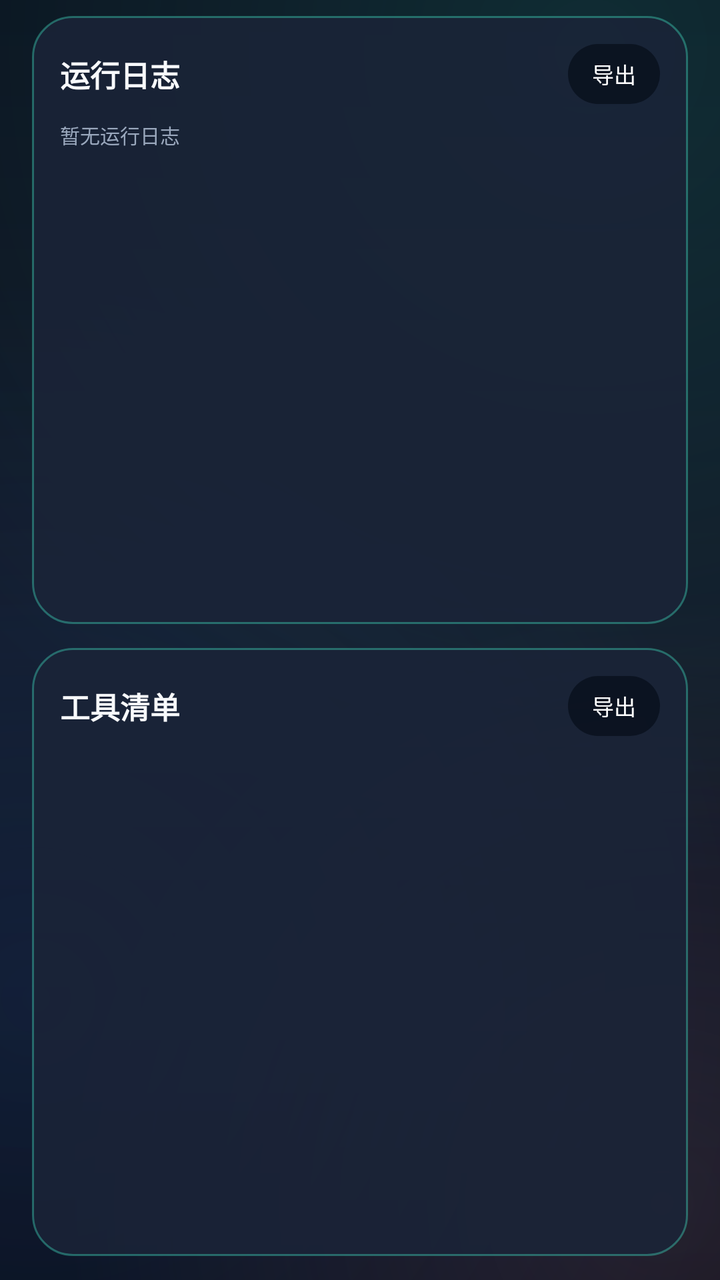
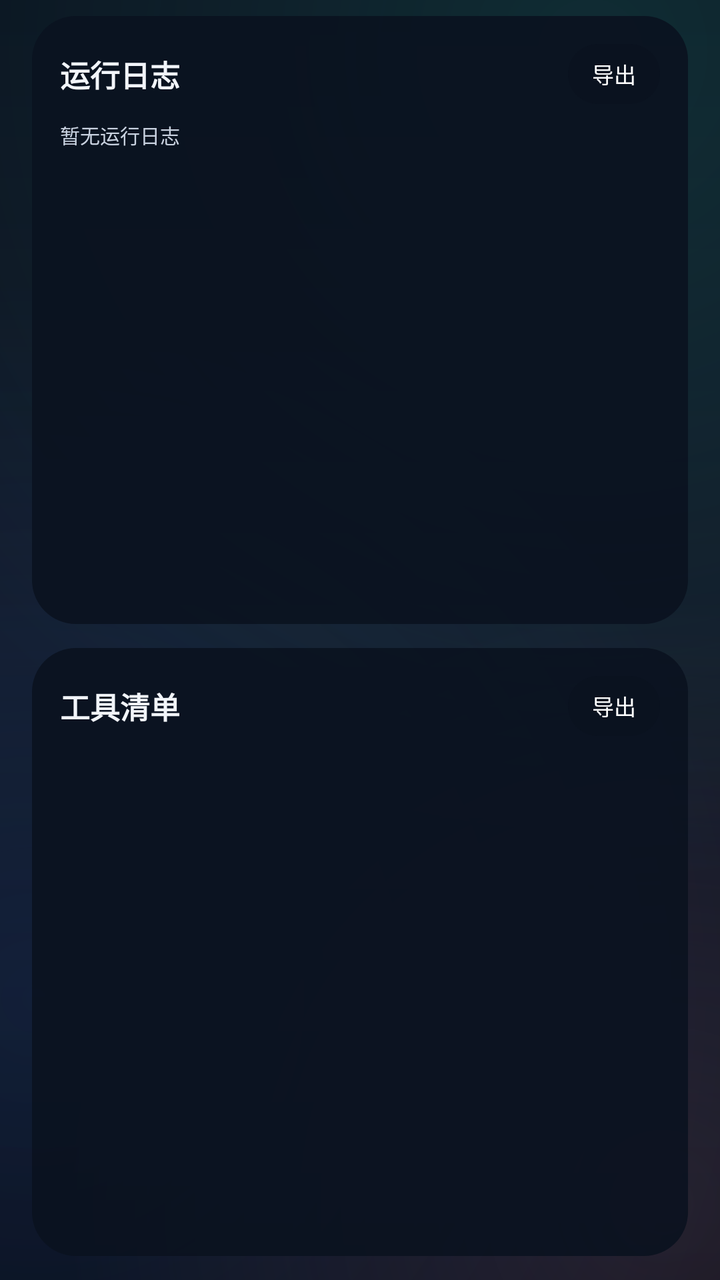

Two renders of the same Android screen: before a commit and after it. Below are the layout's source before the change and the commit's diff.
<!-- AndroidManifest.xml: application theme Theme.Sagittarius -->
<!-- res/layout/fragment_agent_terminal.xml -->
<?xml version="1.0" encoding="utf-8"?>
<LinearLayout xmlns:android="http://schemas.android.com/apk/res/android"
    android:layout_width="match_parent"
    android:layout_height="match_parent"
    android:orientation="vertical"
    android:paddingStart="16dp"
    android:paddingTop="8dp"
    android:paddingEnd="16dp"
    android:paddingBottom="12dp">

    <LinearLayout
        android:id="@+id/cardLogs"
        android:layout_width="match_parent"
        android:layout_height="0dp"
        android:layout_weight="1"
        android:background="@drawable/bg_agent_card"
        android:orientation="vertical"
        android:padding="14dp">

        <LinearLayout
            android:layout_width="match_parent"
            android:layout_height="wrap_content"
            android:gravity="center_vertical"
            android:orientation="horizontal">

            <TextView
                android:layout_width="0dp"
                android:layout_height="wrap_content"
                android:layout_weight="1"
                android:text="@string/agent_terminal_logs_title"
                android:textColor="?attr/blTextPrimary"
                android:textSize="15sp"
                android:textStyle="bold" />

            <TextView
                android:id="@+id/tvLogSummary"
                android:layout_width="wrap_content"
                android:layout_height="wrap_content"
                android:layout_marginEnd="10dp"
                android:textColor="?attr/blTextTertiary"
                android:textSize="10sp" />

            <TextView
                android:id="@+id/btnExportLogs"
                android:layout_width="wrap_content"
                android:layout_height="30dp"
                android:background="@drawable/bg_agent_ink"
                android:gravity="center"
                android:paddingStart="12dp"
                android:paddingEnd="12dp"
                android:text="@string/agent_terminal_export"
                android:textColor="#FFFFFF"
                android:textSize="11sp" />
        </LinearLayout>

        <ScrollView
            android:id="@+id/logScroll"
            android:layout_width="match_parent"
            android:layout_height="0dp"
            android:layout_marginTop="8dp"
            android:layout_weight="1"
            android:overScrollMode="never"
            android:scrollbars="none">

            <TextView
                android:id="@+id/tvLogWindow"
                android:layout_width="match_parent"
                android:layout_height="wrap_content"
                android:fontFamily="monospace"
                android:lineSpacingExtra="2dp"
                android:text="@string/agent_terminal_logs_empty"
                android:textColor="?attr/blTextSecondary"
                android:textSize="10sp" />
        </ScrollView>
    </LinearLayout>

    <LinearLayout
        android:id="@+id/cardTools"
        android:layout_width="match_parent"
        android:layout_height="0dp"
        android:layout_marginTop="12dp"
        android:layout_weight="1"
        android:background="@drawable/bg_agent_card"
        android:orientation="vertical"
        android:padding="14dp">

        <LinearLayout
            android:layout_width="match_parent"
            android:layout_height="wrap_content"
            android:gravity="center_vertical"
            android:orientation="horizontal">

            <TextView
                android:layout_width="0dp"
                android:layout_height="wrap_content"
                android:layout_weight="1"
                android:text="@string/agent_terminal_tools_title"
                android:textColor="?attr/blTextPrimary"
                android:textSize="15sp"
                android:textStyle="bold" />

            <TextView
                android:id="@+id/tvToolSummary"
                android:layout_width="wrap_content"
                android:layout_height="wrap_content"
                android:layout_marginEnd="10dp"
                android:textColor="?attr/blTextTertiary"
                android:textSize="10sp" />

            <TextView
                android:id="@+id/btnExportTools"
                android:layout_width="wrap_content"
                android:layout_height="30dp"
                android:background="@drawable/bg_agent_ink"
                android:gravity="center"
                android:paddingStart="12dp"
                android:paddingEnd="12dp"
                android:text="@string/agent_terminal_export"
                android:textColor="#FFFFFF"
                android:textSize="11sp" />
        </LinearLayout>

        <ScrollView
            android:id="@+id/toolScroll"
            android:layout_width="match_parent"
            android:layout_height="0dp"
            android:layout_marginTop="8dp"
            android:layout_weight="1"
            android:overScrollMode="never"
            android:scrollbars="none">

            <LinearLayout
                android:id="@+id/toolContainer"
                android:layout_width="match_parent"
                android:layout_height="wrap_content"
                android:orientation="vertical" />
        </ScrollView>
    </LinearLayout>
</LinearLayout>
<!-- resources referenced by this layout -->
<resources>
  <!-- drawable bg_agent_card (drawable) -->
  <?xml version="1.0" encoding="utf-8"?>
  <shape xmlns:android="http://schemas.android.com/apk/res/android"
      android:shape="rectangle">
      <solid android:color="?attr/blCardFillTop" />
      <corners android:radius="20dp" />
      <stroke
          android:width="1dp"
          android:color="?attr/blCardStrokeStart" />
  </shape>
  <!-- drawable bg_agent_ink (drawable) -->
  <?xml version="1.0" encoding="utf-8"?>
  <shape xmlns:android="http://schemas.android.com/apk/res/android"
      android:shape="rectangle">
      <solid android:color="#E60B1220" />
      <corners android:radius="22dp" />
  </shape>
  <string name="agent_terminal_export">导出</string>
  <string name="agent_terminal_logs_empty">暂无运行日志</string>
  <string name="agent_terminal_logs_title">运行日志</string>
  <string name="agent_terminal_tools_title">工具清单</string>
  <style name="Theme.Sagittarius" parent="Theme.Sagittarius.Black" />
  <color name="accent_teal">#34E7C4</color>
  <color name="text_primary">#F8FAFC</color>
  <color name="accent_blue">#3B82F6</color>
  <color name="bg_deep_2">#111827</color>
  <color name="surface_card">#B31A2438</color>
  <color name="text_secondary">#9AA8BD</color>
  <color name="bg_deep">#0A0F1D</color>
  <style name="ThemeOverlay.Sagittarius.Dialog" parent="ThemeOverlay.Material3.MaterialAlertDialog">
          <item name="colorSurface">#182134</item>
          <item name="colorOnSurface">@color/text_primary</item>
          <item name="colorPrimary">@color/accent_teal</item>
      </style>
  <!-- drawable bg_input (drawable) -->
  <?xml version="1.0" encoding="utf-8"?>
  <shape xmlns:android="http://schemas.android.com/apk/res/android" android:shape="rectangle">
      <solid android:color="?attr/blInputFill" />
      <corners android:radius="16dp" />
      <stroke android:width="1dp" android:color="?attr/blInputStroke" />
  </shape>
  <!-- drawable bg_search (drawable) -->
  <?xml version="1.0" encoding="utf-8"?>
  <shape xmlns:android="http://schemas.android.com/apk/res/android" android:shape="rectangle">
      <solid android:color="?attr/blInputFill" />
      <corners android:radius="16dp" />
      <stroke android:width="1dp" android:color="?attr/blInputStroke" />
  </shape>
  <!-- drawable bg_metric_tile (drawable) -->
  <?xml version="1.0" encoding="utf-8"?>
  <shape xmlns:android="http://schemas.android.com/apk/res/android" android:shape="rectangle">
      <solid android:color="?attr/blMetricTile" />
      <corners android:radius="14dp" />
      <stroke android:width="1dp" android:color="?attr/blDivider" />
  </shape>
  <!-- drawable bg_icon_circle (drawable) -->
  <?xml version="1.0" encoding="utf-8"?>
  <shape xmlns:android="http://schemas.android.com/apk/res/android" android:shape="oval">
      <solid android:color="?attr/blIconCircle" />
  </shape>
  <!-- drawable bg_glass_icon_button (drawable) -->
  <?xml version="1.0" encoding="utf-8"?>
  <shape xmlns:android="http://schemas.android.com/apk/res/android" android:shape="rectangle">
      <solid android:color="?attr/blIconButton" />
      <corners android:radius="14dp" />
      <stroke android:width="1dp" android:color="?attr/blDivider" />
  </shape>
  <!-- drawable bg_gradient_hairline (drawable) -->
  <?xml version="1.0" encoding="utf-8"?>
  <shape xmlns:android="http://schemas.android.com/apk/res/android" android:shape="rectangle">
      <gradient
          android:angle="0"
          android:startColor="?attr/blGradientStart"
          android:centerColor="?attr/blGradientMid"
          android:endColor="?attr/blGradientEnd" />
  </shape>
  <!-- drawable bg_floating_button (drawable) -->
  <?xml version="1.0" encoding="utf-8"?>
  <shape xmlns:android="http://schemas.android.com/apk/res/android" android:shape="rectangle">
      <solid android:color="?attr/blFloatingButtonFill" />
      <corners android:radius="12dp" />
      <stroke android:width="1dp" android:color="?attr/blFloatingButtonStroke" />
  </shape>
  <!-- unchanged entries left out for length: 6 -->
</resources>

<!-- the commit's change to res/layout/fragment_agent_terminal.xml (unified diff, before → after) -->
@@ -28,7 +28,7 @@
                 android:layout_height="wrap_content"
                 android:layout_weight="1"
                 android:text="@string/agent_terminal_logs_title"
-                android:textColor="?attr/blTextPrimary"
+                android:textColor="#F2F5FA"
                 android:textSize="15sp"
                 android:textStyle="bold" />
 
@@ -37,7 +37,7 @@
                 android:layout_width="wrap_content"
                 android:layout_height="wrap_content"
                 android:layout_marginEnd="10dp"
-                android:textColor="?attr/blTextTertiary"
+                android:textColor="#8C95A6"
                 android:textSize="10sp" />
 
             <TextView
@@ -69,7 +69,7 @@
                 android:fontFamily="monospace"
                 android:lineSpacingExtra="2dp"
                 android:text="@string/agent_terminal_logs_empty"
-                android:textColor="?attr/blTextSecondary"
+                android:textColor="#C9D2E0"
                 android:textSize="10sp" />
         </ScrollView>
     </LinearLayout>
@@ -95,7 +95,7 @@
                 android:layout_height="wrap_content"
                 android:layout_weight="1"
                 android:text="@string/agent_terminal_tools_title"
-                android:textColor="?attr/blTextPrimary"
+                android:textColor="#F2F5FA"
                 android:textSize="15sp"
                 android:textStyle="bold" />
 
@@ -104,7 +104,7 @@
                 android:layout_width="wrap_content"
                 android:layout_height="wrap_content"
                 android:layout_marginEnd="10dp"
-                android:textColor="?attr/blTextTertiary"
+                android:textColor="#8C95A6"
                 android:textSize="10sp" />
 
             <TextView
<!-- resource entries referenced after the edit -->
@@ -4,11 +4,8 @@
   <?xml version="1.0" encoding="utf-8"?>
   <shape xmlns:android="http://schemas.android.com/apk/res/android"
       android:shape="rectangle">
-      <solid android:color="?attr/blCardFillTop" />
-      <corners android:radius="20dp" />
-      <stroke
-          android:width="1dp"
-          android:color="?attr/blCardStrokeStart" />
+      <solid android:color="#E60B1220" />
+      <corners android:radius="22dp" />
   </shape>
   <!-- drawable bg_agent_ink (drawable) -->
   <?xml version="1.0" encoding="utf-8"?>
